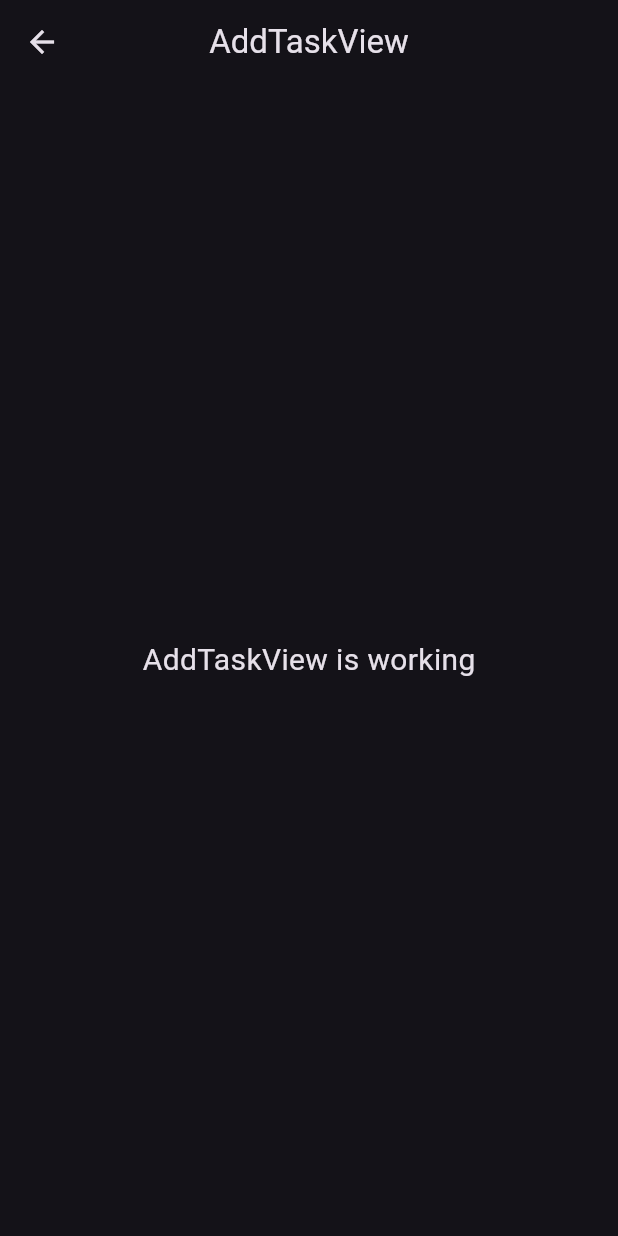
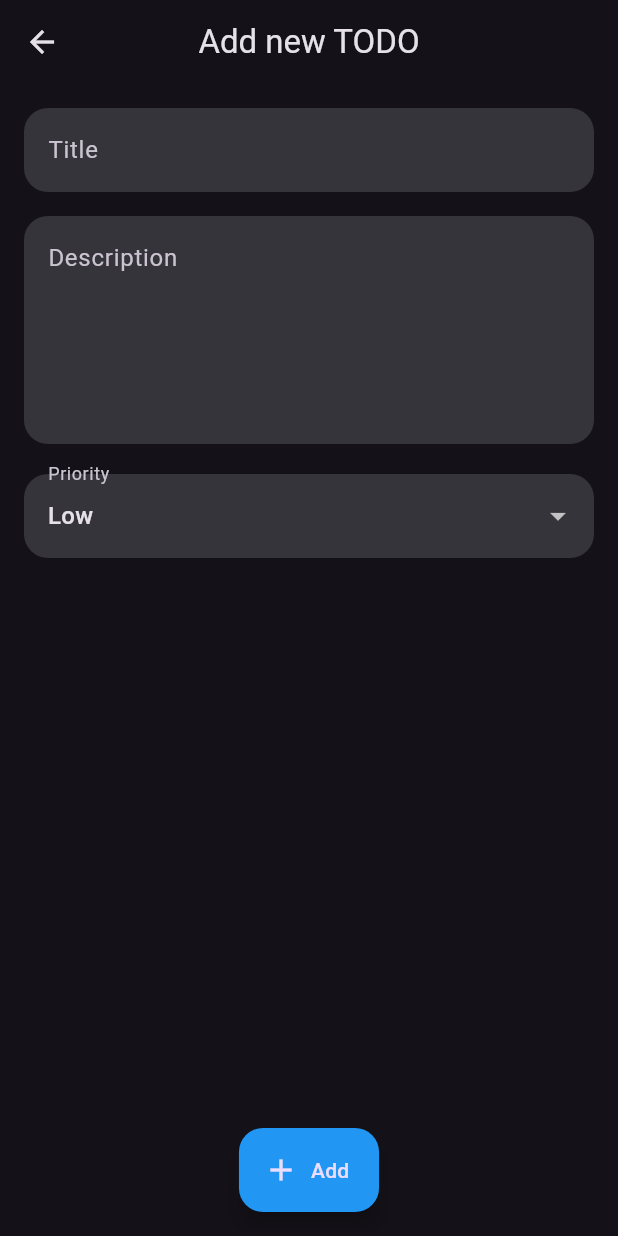
Before and after one commit to OracleMatrix/fullstack_todo_app, a Flutter app: the AddTaskView screen opened by its route, on a phone screen of 412 x 824 dp. Run offline on Flutter 3.47's test engine with Material 3 defaults, Android fonts, the phone set to English and light mode, and no system bars; our stand-ins replace flutter_login, get, get_storage, google_fonts, loading_animation_widget, timeago; accounts and stored records are empty.

Commit message:
`feat: updated AddTaskView with form, fields, and floating action button`

```diff
--- a/lib/app/modules/home/AddTask/views/add_task_view.dart
+++ b/lib/app/modules/home/AddTask/views/add_task_view.dart
@@ -8,16 +8,92 @@ class AddTaskView extends GetView<AddTaskController> {
   const AddTaskView({super.key});
   @override
   Widget build(BuildContext context) {
+    final formKey = GlobalKey<FormState>();
     return Scaffold(
-      appBar: AppBar(
-        title: const Text('AddTaskView'),
-        centerTitle: true,
+      appBar: AppBar(title: const Text('Add new TODO'), centerTitle: true),
+      body: Form(
+        key: formKey,
+        child: Padding(
+          padding: const EdgeInsets.all(8.0),
+          child: Column(
+            children: [
+              Padding(
+                padding: const EdgeInsets.all(8.0),
+                child: TextFormField(
+                  controller: controller.titleController.value,
+                  decoration: InputDecoration(
+                    hintText: 'Title',
+                    filled: true,
+                    border: OutlineInputBorder(
+                      borderRadius: BorderRadius.circular(16),
+                      borderSide: BorderSide.none,
+                    ),
+                  ),
+                  validator: (value) {
+                    return null;
+                  },
+                ),
+              ),
+              Padding(
+                padding: const EdgeInsets.all(8.0),
+                child: TextFormField(
+                  controller: controller.descriptionController.value,
+                  decoration: InputDecoration(
+                    hintText: 'Description',
+                    filled: true,
+                    border: OutlineInputBorder(
+                      borderSide: BorderSide.none,
+                      borderRadius: BorderRadius.circular(16),
+                    ),
+                  ),
+                  validator: (value) {
+                    return null;
+                  },
+                  maxLines: 5,
+                ),
+              ),
+              Padding(
+                padding: const EdgeInsets.symmetric(
+                  horizontal: 8.0,
+                  vertical: 12,
+                ),
+                child: Obx(
+                  () => DropdownButtonFormField<String>(
+                    value: controller.priority.value,
+                    decoration: InputDecoration(
+                      labelText: 'Priority',
+                      filled: true,
+                      border: OutlineInputBorder(
+                        borderRadius: BorderRadius.circular(16),
+                        borderSide: BorderSide.none,
+                      ),
+                    ),
+                    items: const [
+                      DropdownMenuItem(value: 'low', child: Text('Low')),
+                      DropdownMenuItem(value: 'medium', child: Text('Medium')),
+                      DropdownMenuItem(value: 'high', child: Text('High')),
+                    ],
+                    onChanged: (value) {
+                      if (value != null) {
+                        controller.priority.value = value;
+                      }
+                    },
+                  ),
+                ),
+              ),
+            ],
+          ),
+        ),
       ),
-      body: const Center(
-        child: Text(
-          'AddTaskView is working',
-          style: TextStyle(fontSize: 20),
-        ),
+      floatingActionButtonLocation: FloatingActionButtonLocation.centerFloat,
+      floatingActionButton: FloatingActionButton.extended(
+        heroTag: 'save',
+        backgroundColor: Colors.blue,
+        onPressed: () {
+          controller.addTask();
+        },
+        icon: Icon(Icons.add),
+        label: Text('Add'),
       ),
     );
   }
```
